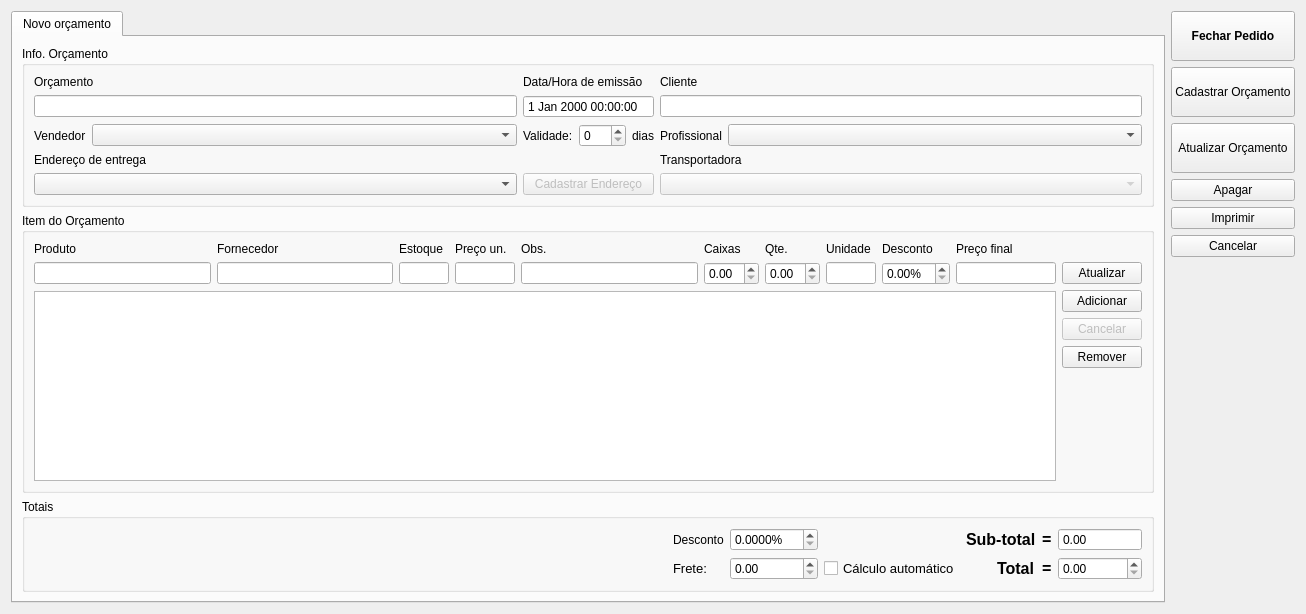
Old version of the form orcamento.ui in the repository lellisls/ERP-STACCATO.
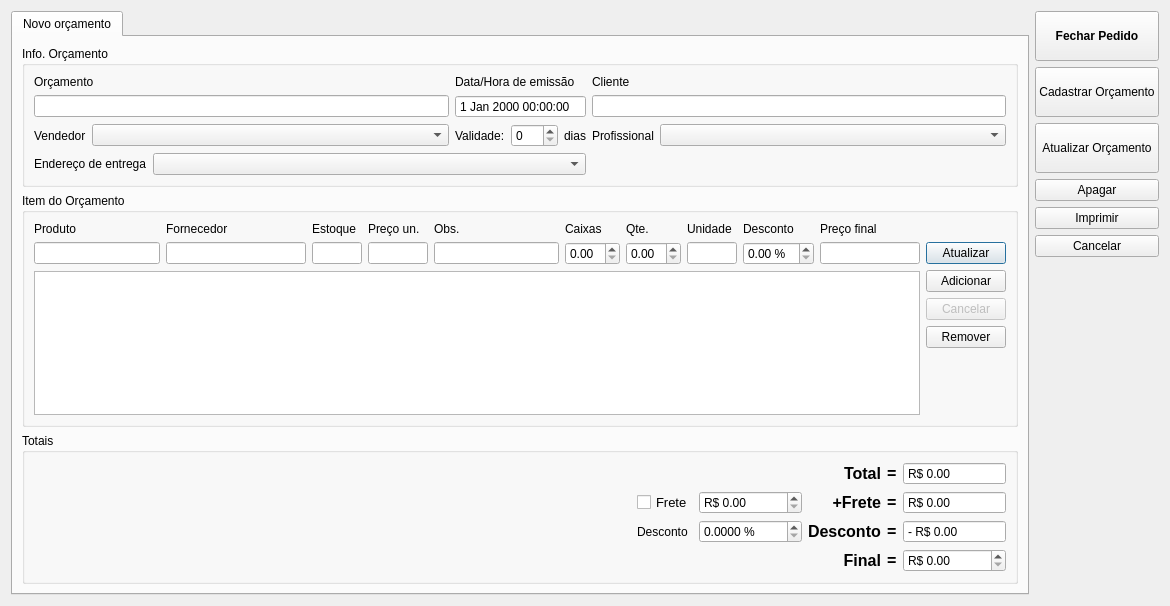
New version of the form. Custom widgets are drawn as their Qt base class.

Commit message: Alterações em orçamento e venda

Patch:
```diff
--- a/orcamento.ui
+++ b/orcamento.ui
@@ -9,8 +9,8 @@
    <rect>
     <x>0</x>
     <y>0</y>
-    <width>1306</width>
-    <height>614</height>
+    <width>1170</width>
+    <height>606</height>
    </rect>
   </property>
   <property name="windowTitle">
@@ -175,31 +175,8 @@
          <property name="title">
           <string>Info. Orçamento</string>
          </property>
-         <layout class="QGridLayout" name="gridLayout_5">
-          <item row="0" column="3">
-           <widget class="QLabel" name="labelCliente">
-            <property name="text">
-             <string>Cliente</string>
-            </property>
-           </widget>
-          </item>
-          <item row="2" column="0">
-           <widget class="QLineEdit" name="lineEditOrcamento">
-            <property name="maximumSize">
-             <size>
-              <width>16777215</width>
-              <height>16777215</height>
-             </size>
-            </property>
-            <property name="toolTip">
-             <string>&lt;html&gt;&lt;head/&gt;&lt;body&gt;&lt;p&gt;&lt;span style=&quot; font-weight:600;&quot;&gt;Código de Orçamento:&lt;/span&gt;&lt;/p&gt;&lt;p&gt;O código de orçamento é composto de:&lt;/p&gt;&lt;p&gt; * Sigla da loja &lt;/p&gt;&lt;p&gt; * Sigla do Vendedor&lt;/p&gt;&lt;p&gt; * Data (AAAAMMDD)&lt;/p&gt;&lt;p&gt; * Numero de Sequência (Hexadecimal) de 3 dígitos&lt;/p&gt;&lt;/body&gt;&lt;/html&gt;</string>
-            </property>
-            <property name="readOnly">
-             <bool>true</bool>
-            </property>
-           </widget>
-          </item>
-          <item row="3" column="3">
+         <layout class="QGridLayout" name="gridLayout_3">
+          <item row="2" column="2">
            <layout class="QHBoxLayout" name="horizontalLayout_2">
             <item>
              <widget class="QLabel" name="labelProfissional">
@@ -229,44 +206,7 @@
             </item>
            </layout>
           </item>
-          <item row="3" column="1">
-           <layout class="QHBoxLayout" name="horizontalLayout_3">
-            <item>
-             <widget class="QLabel" name="labelValidade">
-              <property name="sizePolicy">
-               <sizepolicy hsizetype="Fixed" vsizetype="Preferred">
-                <horstretch>0</horstretch>
-                <verstretch>0</verstretch>
-               </sizepolicy>
-              </property>
-              <property name="text">
-               <string>Validade:</string>
-              </property>
-             </widget>
-            </item>
-            <item>
-             <widget class="QSpinBox" name="spinBoxValidade">
-              <property name="toolTip">
-               <string>&lt;html&gt;&lt;head/&gt;&lt;body&gt;&lt;p&gt;Validade em dias do orçamento, contando a partir de hoje&lt;/p&gt;&lt;/body&gt;&lt;/html&gt;</string>
-              </property>
-              <property name="maximum">
-               <number>365</number>
-              </property>
-              <property name="singleStep">
-               <number>1</number>
-              </property>
-             </widget>
-            </item>
-            <item>
-             <widget class="QLabel" name="labelValidadeDias">
-              <property name="text">
-               <string>dias</string>
-              </property>
-             </widget>
-            </item>
-           </layout>
-          </item>
-          <item row="2" column="1">
+          <item row="1" column="1">
            <widget class="QDateTimeEdit" name="dateTimeEdit">
             <property name="toolTip">
              <string>&lt;html&gt;&lt;head/&gt;&lt;body&gt;&lt;p&gt;Data/hora em que o orçamento foi criado pela primeira vez&lt;/p&gt;&lt;/body&gt;&lt;/html&gt;</string>
@@ -282,28 +222,23 @@
             </property>
            </widget>
           </item>
-          <item row="0" column="0">
-           <widget class="QLabel" name="labelOrcamento">
-            <property name="text">
-             <string>Orçamento</string>
+          <item row="1" column="0">
+           <widget class="QLineEdit" name="lineEditOrcamento">
+            <property name="maximumSize">
+             <size>
+              <width>16777215</width>
+              <height>16777215</height>
+             </size>
             </property>
-           </widget>
-          </item>
-          <item row="4" column="0">
-           <widget class="QLabel" name="labelEndereco">
-            <property name="text">
-             <string>Endereço de entrega</string>
+            <property name="toolTip">
+             <string>&lt;html&gt;&lt;head/&gt;&lt;body&gt;&lt;p&gt;&lt;span style=&quot; font-weight:600;&quot;&gt;Código de Orçamento:&lt;/span&gt;&lt;/p&gt;&lt;p&gt;O código de orçamento é composto de:&lt;/p&gt;&lt;p&gt; * Sigla da loja &lt;/p&gt;&lt;p&gt; * Sigla do Vendedor&lt;/p&gt;&lt;p&gt; * Data (AAAAMMDD)&lt;/p&gt;&lt;p&gt; * Numero de Sequência (Hexadecimal) de 3 dígitos&lt;/p&gt;&lt;/body&gt;&lt;/html&gt;</string>
             </property>
-           </widget>
-          </item>
-          <item row="4" column="3">
-           <widget class="QLabel" name="labelTransportadora">
-            <property name="text">
-             <string>Transportadora</string>
+            <property name="readOnly">
+             <bool>true</bool>
             </property>
            </widget>
           </item>
-          <item row="3" column="0">
+          <item row="2" column="0">
            <layout class="QHBoxLayout" name="horizontalLayout">
             <item>
              <widget class="QLabel" name="labelVendedor">
@@ -333,36 +268,47 @@
             </item>
            </layout>
           </item>
-          <item row="5" column="3">
-           <widget class="ComboBox" name="comboBoxTransportadora">
-            <property name="enabled">
-             <bool>false</bool>
-            </property>
-            <property name="toolTip">
-             <string>&lt;html&gt;&lt;head/&gt;&lt;body&gt;&lt;p&gt;Transportadora utilizada para o transporte&lt;/p&gt;&lt;/body&gt;&lt;/html&gt;</string>
-            </property>
-           </widget>
+          <item row="2" column="1">
+           <layout class="QHBoxLayout" name="horizontalLayout_3">
+            <item>
+             <widget class="QLabel" name="labelValidade">
+              <property name="sizePolicy">
+               <sizepolicy hsizetype="Fixed" vsizetype="Preferred">
+                <horstretch>0</horstretch>
+                <verstretch>0</verstretch>
+               </sizepolicy>
+              </property>
+              <property name="text">
+               <string>Validade:</string>
+              </property>
+             </widget>
+            </item>
+            <item>
+             <widget class="QSpinBox" name="spinBoxValidade">
+              <property name="toolTip">
+               <string>&lt;html&gt;&lt;head/&gt;&lt;body&gt;&lt;p&gt;Validade em dias do orçamento, contando a partir de hoje&lt;/p&gt;&lt;/body&gt;&lt;/html&gt;</string>
+              </property>
+              <property name="maximum">
+               <number>365</number>
+              </property>
+              <property name="singleStep">
+               <number>1</number>
+              </property>
+             </widget>
+            </item>
+            <item>
+             <widget class="QLabel" name="labelValidadeDias">
+              <property name="text">
+               <string>dias</string>
+              </property>
+             </widget>
+            </item>
+           </layout>
           </item>
-          <item row="5" column="1">
-           <widget class="QPushButton" name="cadastrarEndereco">
-            <property name="enabled">
-             <bool>false</bool>
-            </property>
-            <property name="sizePolicy">
-             <sizepolicy hsizetype="Minimum" vsizetype="Minimum">
-              <horstretch>0</horstretch>
-              <verstretch>0</verstretch>
-             </sizepolicy>
-            </property>
+          <item row="0" column="2">
+           <widget class="QLabel" name="labelCliente">
             <property name="text">
-             <string>Cadastrar Endereço</string>
-            </property>
-           </widget>
-          </item>
-          <item row="5" column="0">
-           <widget class="ComboBox" name="comboBoxEndereco">
-            <property name="toolTip">
-             <string>&lt;html&gt;&lt;head/&gt;&lt;body&gt;&lt;p&gt;Endereço da entrega dos produtos.&lt;/p&gt;&lt;/body&gt;&lt;/html&gt;</string>
+             <string>Cliente</string>
             </property>
            </widget>
           </item>
@@ -373,9 +319,40 @@
             </property>
            </widget>
           </item>
-          <item row="2" column="3">
+          <item row="0" column="0">
+           <widget class="QLabel" name="labelOrcamento">
+            <property name="text">
+             <string>Orçamento</string>
+            </property>
+           </widget>
+          </item>
+          <item row="1" column="2">
            <widget class="ItemBox" name="itemBoxCliente"/>
           </item>
+          <item row="3" column="0" colspan="2">
+           <layout class="QHBoxLayout" name="horizontalLayout_4">
+            <item>
+             <widget class="QLabel" name="labelEndereco">
+              <property name="sizePolicy">
+               <sizepolicy hsizetype="Fixed" vsizetype="Preferred">
+                <horstretch>0</horstretch>
+                <verstretch>0</verstretch>
+               </sizepolicy>
+              </property>
+              <property name="text">
+               <string>Endereço de entrega</string>
+              </property>
+             </widget>
+            </item>
+            <item>
+             <widget class="ComboBox" name="comboBoxEndereco">
+              <property name="toolTip">
+               <string>&lt;html&gt;&lt;head/&gt;&lt;body&gt;&lt;p&gt;Endereço da entrega dos produtos.&lt;/p&gt;&lt;/body&gt;&lt;/html&gt;</string>
+              </property>
+             </widget>
+            </item>
+           </layout>
+          </item>
          </layout>
         </widget>
        </item>
@@ -486,7 +463,7 @@
              <string>&lt;html&gt;&lt;head/&gt;&lt;body&gt;&lt;p&gt;Desconto por item&lt;/p&gt;&lt;/body&gt;&lt;/html&gt;</string>
             </property>
             <property name="suffix">
-             <string>%</string>
+             <string> %</string>
             </property>
            </widget>
           </item>
@@ -732,12 +709,41 @@
           <string>Totais</string>
          </property>
          <layout class="QGridLayout" name="gridLayout_6">
-          <item row="0" column="1">
+          <item row="1" column="1">
            <layout class="QGridLayout" name="gridLayout">
-            <item row="2" column="0">
-             <widget class="QLabel" name="label_26">
+            <item row="4" column="7">
+             <widget class="QLabel" name="label_4">
+              <property name="font">
+               <font>
+                <pointsize>12</pointsize>
+                <weight>75</weight>
+                <bold>true</bold>
+               </font>
+              </property>
               <property name="text">
-               <string>Desconto</string>
+               <string>=</string>
+              </property>
+             </widget>
+            </item>
+            <item row="3" column="8">
+             <widget class="QDoubleSpinBox" name="doubleSpinBoxDescontoRS">
+              <property name="toolTip">
+               <string>&lt;html&gt;&lt;head/&gt;&lt;body&gt;&lt;p&gt;Sub-total do orçamento é o total sem o frete&lt;/p&gt;&lt;/body&gt;&lt;/html&gt;</string>
+              </property>
+              <property name="readOnly">
+               <bool>true</bool>
+              </property>
+              <property name="buttonSymbols">
+               <enum>QAbstractSpinBox::NoButtons</enum>
+              </property>
+              <property name="correctionMode">
+               <enum>QAbstractSpinBox::CorrectToNearestValue</enum>
+              </property>
+              <property name="prefix">
+               <string>- R$ </string>
+              </property>
+              <property name="maximum">
+               <double>9999999.000000000000000</double>
               </property>
              </widget>
             </item>
@@ -755,66 +761,7 @@
               </property>
              </widget>
             </item>
-            <item row="4" column="6">
-             <widget class="QLabel" name="label_15">
-              <property name="font">
-               <font>
-                <pointsize>12</pointsize>
-                <weight>75</weight>
-                <bold>true</bold>
-               </font>
-              </property>
-              <property name="text">
-               <string>       Total</string>
-              </property>
-             </widget>
-            </item>
-            <item row="4" column="7">
-             <widget class="QLabel" name="label_11">
-              <property name="font">
-               <font>
-                <pointsize>12</pointsize>
-                <weight>75</weight>
-                <bold>true</bold>
-               </font>
-              </property>
-              <property name="text">
-               <string>=</string>
-              </property>
-             </widget>
-            </item>
-            <item row="2" column="2">
-             <widget class="QDoubleSpinBox" name="doubleSpinBoxDescontoGlobal">
-              <property name="toolTip">
-               <string>&lt;html&gt;&lt;head/&gt;&lt;body&gt;&lt;p&gt;Desconto global sobree a venda&lt;/p&gt;&lt;/body&gt;&lt;/html&gt;</string>
-              </property>
-              <property name="suffix">
-               <string>%</string>
-              </property>
-              <property name="decimals">
-               <number>4</number>
-              </property>
-              <property name="maximum">
-               <double>100.000000000000000</double>
-              </property>
-             </widget>
-            </item>
-            <item row="4" column="3">
-             <widget class="QCheckBox" name="checkBoxCalculaFrete">
-              <property name="font">
-               <font>
-                <pointsize>10</pointsize>
-               </font>
-              </property>
-              <property name="toolTip">
-               <string>&lt;html&gt;&lt;head/&gt;&lt;body&gt;&lt;p&gt;Cálculo automático do frete&lt;/p&gt;&lt;/body&gt;&lt;/html&gt;</string>
-              </property>
-              <property name="text">
-               <string>Cálculo automático</string>
-              </property>
-             </widget>
-            </item>
-            <item row="2" column="6">
+            <item row="2" column="5">
              <widget class="QLabel" name="label_16">
               <property name="font">
                <font>
@@ -824,13 +771,91 @@
                </font>
               </property>
               <property name="text">
-               <string>Sub-total</string>
+               <string>+Frete</string>
               </property>
+              <property name="alignment">
+               <set>Qt::AlignRight|Qt::AlignTrailing|Qt::AlignVCenter</set>
+              </property>
              </widget>
             </item>
-            <item row="4" column="8">
+            <item row="2" column="8">
+             <widget class="QDoubleSpinBox" name="doubleSpinBoxTotalFrete">
+              <property name="toolTip">
+               <string>&lt;html&gt;&lt;head/&gt;&lt;body&gt;&lt;p&gt;Sub-total do orçamento é o total sem o frete&lt;/p&gt;&lt;/body&gt;&lt;/html&gt;</string>
+              </property>
+              <property name="readOnly">
+               <bool>true</bool>
+              </property>
+              <property name="buttonSymbols">
+               <enum>QAbstractSpinBox::NoButtons</enum>
+              </property>
+              <property name="correctionMode">
+               <enum>QAbstractSpinBox::CorrectToNearestValue</enum>
+              </property>
+              <property name="prefix">
+               <string>R$ </string>
+              </property>
+              <property name="maximum">
+               <double>9999999.000000000000000</double>
+              </property>
+             </widget>
+            </item>
+            <item row="0" column="8">
              <widget class="QDoubleSpinBox" name="doubleSpinBoxTotal">
               <property name="toolTip">
+               <string>&lt;html&gt;&lt;head/&gt;&lt;body&gt;&lt;p&gt;Sub-total do orçamento é o total sem o frete&lt;/p&gt;&lt;/body&gt;&lt;/html&gt;</string>
+              </property>
+              <property name="readOnly">
+               <bool>true</bool>
+              </property>
+              <property name="buttonSymbols">
+               <enum>QAbstractSpinBox::NoButtons</enum>
+              </property>
+              <property name="correctionMode">
+               <enum>QAbstractSpinBox::CorrectToNearestValue</enum>
+              </property>
+              <property name="prefix">
+               <string>R$ </string>
+              </property>
+              <property name="maximum">
+               <double>9999999.000000000000000</double>
+              </property>
+             </widget>
+            </item>
+            <item row="0" column="7">
+             <widget class="QLabel" name="label_5">
+              <property name="font">
+               <font>
+                <pointsize>12</pointsize>
+                <weight>75</weight>
+                <bold>true</bold>
+               </font>
+              </property>
+              <property name="text">
+               <string>=</string>
+              </property>
+             </widget>
+            </item>
+            <item row="0" column="5">
+             <widget class="QLabel" name="labelDescontoRS_2">
+              <property name="font">
+               <font>
+                <pointsize>12</pointsize>
+                <weight>75</weight>
+                <bold>true</bold>
+               </font>
+              </property>
+              <property name="text">
+               <string>Total</string>
+              </property>
+              <property name="alignment">
+               <set>Qt::AlignRight|Qt::AlignTrailing|Qt::AlignVCenter</set>
+              </property>
+             </widget>
+            </item>
+            <item row="4" column="8">
+             <widget class="QDoubleSpinBox" name="doubleSpinBoxFinal">
+              <property name="toolTip">
                <string>&lt;html&gt;&lt;head/&gt;&lt;body&gt;&lt;p&gt;Valor total do orçamento&lt;/p&gt;&lt;/body&gt;&lt;/html&gt;</string>
               </property>
               <property name="wrapping">
@@ -839,35 +864,85 @@
               <property name="correctionMode">
                <enum>QAbstractSpinBox::CorrectToPreviousValue</enum>
               </property>
+              <property name="prefix">
+               <string>R$ </string>
+              </property>
               <property name="maximum">
                <double>9999999.000000000000000</double>
               </property>
              </widget>
             </item>
-            <item row="2" column="8">
-             <widget class="QDoubleSpinBox" name="doubleSpinBoxSubTotal">
+            <item row="3" column="5">
+             <widget class="QLabel" name="labelDescontoRS">
+              <property name="font">
+               <font>
+                <pointsize>12</pointsize>
+                <weight>75</weight>
+                <bold>true</bold>
+               </font>
+              </property>
+              <property name="text">
+               <string>Desconto</string>
+              </property>
+             </widget>
+            </item>
+            <item row="4" column="5">
+             <widget class="QLabel" name="label_15">
+              <property name="font">
+               <font>
+                <pointsize>12</pointsize>
+                <weight>75</weight>
+                <bold>true</bold>
+               </font>
+              </property>
+              <property name="text">
+               <string>Final</string>
+              </property>
+              <property name="alignment">
+               <set>Qt::AlignRight|Qt::AlignTrailing|Qt::AlignVCenter</set>
+              </property>
+             </widget>
+            </item>
+            <item row="3" column="7">
+             <widget class="QLabel" name="label_11">
+              <property name="font">
+               <font>
+                <pointsize>12</pointsize>
+                <weight>75</weight>
+                <bold>true</bold>
+               </font>
+              </property>
+              <property name="text">
+               <string>=</string>
+              </property>
+             </widget>
+            </item>
+            <item row="2" column="0">
+             <widget class="QCheckBox" name="checkBoxCalculaFrete">
+              <property name="font">
+               <font>
+                <pointsize>10</pointsize>
+               </font>
+              </property>
               <property name="toolTip">
                <string>&lt;html&gt;&lt;head/&gt;&lt;body&gt;&lt;p&gt;Sub-total do orçamento é o total sem o frete&lt;/p&gt;&lt;/body&gt;&lt;/html&gt;</string>
               </property>
-              <property name="readOnly">
-               <bool>true</bool>
-              </property>
-              <property name="buttonSymbols">
-               <enum>QAbstractSpinBox::NoButtons</enum>
-              </property>
-              <property name="correctionMode">
-               <enum>QAbstractSpinBox::CorrectToNearestValue</enum>
-              </property>
-              <property name="maximum">
-               <double>9999999.000000000000000</double>
+              <property name="text">
+               <string>Frete</string>
               </property>
              </widget>
             </item>
-            <item row="4" column="2">
+            <item row="2" column="2">
              <widget class="QDoubleSpinBox" name="doubleSpinBoxFrete">
               <property name="toolTip">
                <string>&lt;html&gt;&lt;head/&gt;&lt;body&gt;&lt;p&gt;Valor do frete&lt;/p&gt;&lt;/body&gt;&lt;/html&gt;</string>
               </property>
+              <property name="prefix">
+               <string>R$ </string>
+              </property>
+              <property name="suffix">
+               <string/>
+              </property>
               <property name="decimals">
                <number>2</number>
               </property>
@@ -876,21 +951,32 @@
               </property>
              </widget>
             </item>
-            <item row="4" column="0">
-             <widget class="QLabel" name="label_2">
-              <property name="font">
-               <font>
-                <pointsize>10</pointsize>
-               </font>
+            <item row="3" column="2">
+             <widget class="QDoubleSpinBox" name="doubleSpinBoxDescontoGlobal">
+              <property name="toolTip">
+               <string>&lt;html&gt;&lt;head/&gt;&lt;body&gt;&lt;p&gt;Desconto global sobree a venda&lt;/p&gt;&lt;/body&gt;&lt;/html&gt;</string>
               </property>
+              <property name="suffix">
+               <string> %</string>
+              </property>
+              <property name="decimals">
+               <number>4</number>
+              </property>
+              <property name="maximum">
+               <double>99.000000000000000</double>
+              </property>
+             </widget>
+            </item>
+            <item row="3" column="0">
+             <widget class="QLabel" name="label_26">
               <property name="text">
-               <string>Frete:</string>
+               <string>Desconto</string>
               </property>
              </widget>
             </item>
            </layout>
           </item>
-          <item row="0" column="0">
+          <item row="1" column="0">
            <spacer name="horizontalSpacer">
             <property name="orientation">
              <enum>Qt::Horizontal</enum>
```
Left out of the diff: 12 changed lines with no effect on the pictures. The commit also changes 16 other files.
